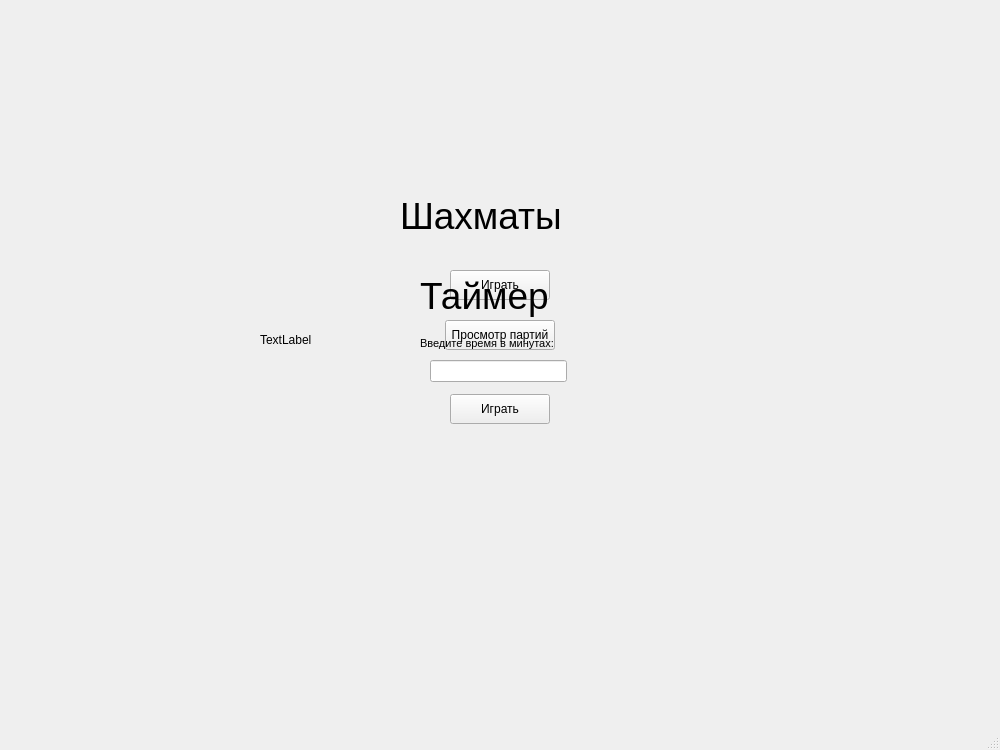
Qt form chess.ui (tiunov2008/Project_Yandex) before a commit.
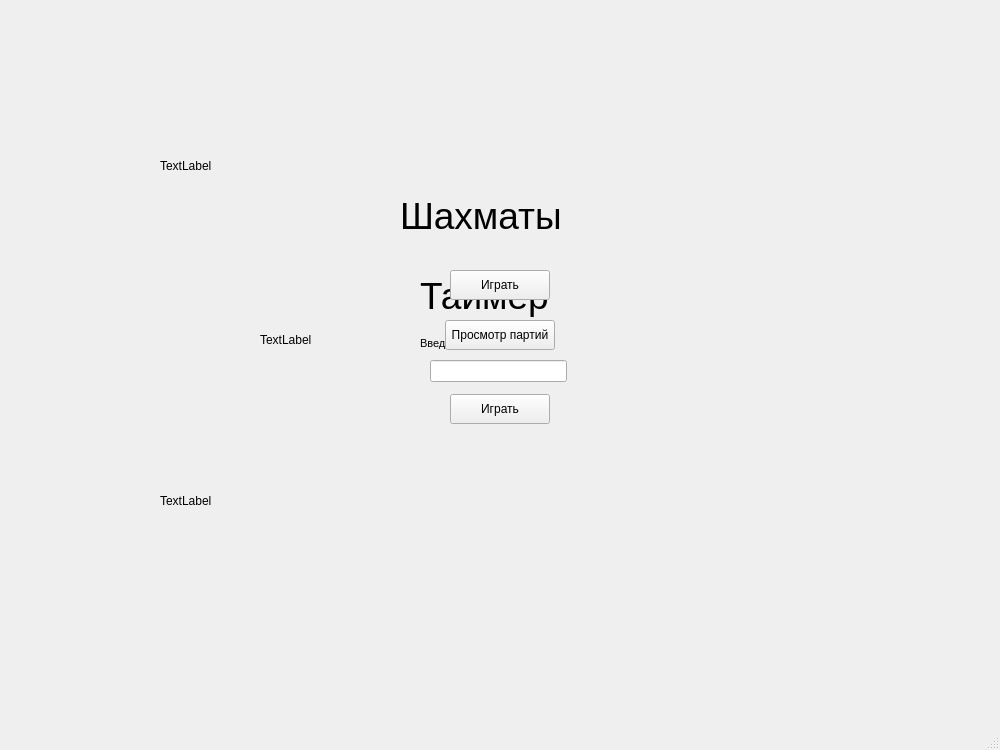
The same form after that commit.

Commit message: added Timer and selected field

The edit to the form file:
```diff
--- a/chess.ui
+++ b/chess.ui
@@ -183,6 +183,38 @@
      <layout class="QGridLayout" name="chessGrid"/>
     </widget>
    </widget>
+   <widget class="QLabel" name="whiteTimer">
+    <property name="geometry">
+     <rect>
+      <x>160</x>
+      <y>480</y>
+      <width>81</width>
+      <height>41</height>
+     </rect>
+    </property>
+    <property name="text">
+     <string>TextLabel</string>
+    </property>
+   </widget>
+   <widget class="QLabel" name="blackTimer">
+    <property name="geometry">
+     <rect>
+      <x>160</x>
+      <y>150</y>
+      <width>81</width>
+      <height>31</height>
+     </rect>
+    </property>
+    <property name="text">
+     <string>TextLabel</string>
+    </property>
+   </widget>
+   <zorder>chessBoardBg</zorder>
+   <zorder>widget</zorder>
+   <zorder>timer</zorder>
+   <zorder>main</zorder>
+   <zorder>whiteTimer</zorder>
+   <zorder>blackTimer</zorder>
   </widget>
   <widget class="QStatusBar" name="statusbar"/>
  </widget>
```
Left out of the diff: 2 changed lines with no effect on the pictures. The commit also changes 1 other file.
